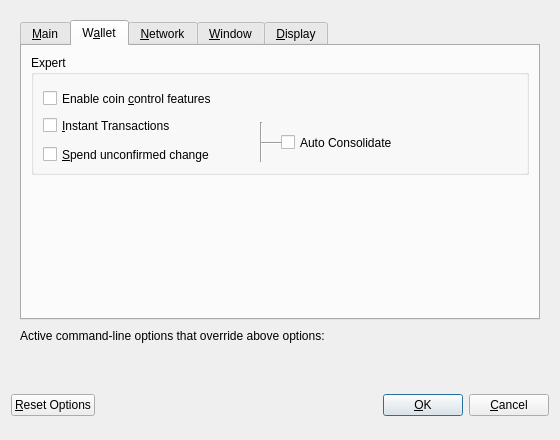
First picture: the form in src/qt/forms/optionsdialog.ui, repository DannyWhiteFix/NexaWallet, before the edit.
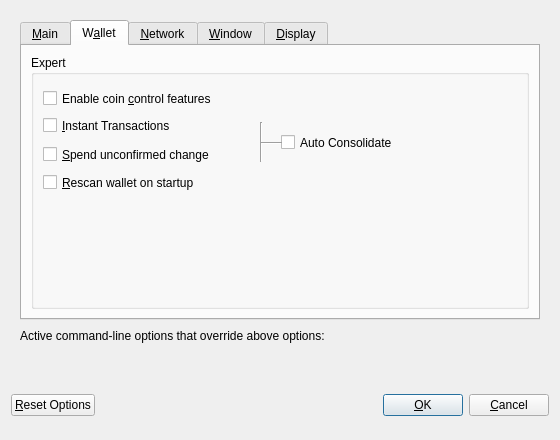
Second picture: the form after the edit. The open tabs and pages were chosen to show the change. Custom widgets are drawn as their Qt base class.

Commit message: Add Wallet Rescan option to QT options dialog

Diff of the .ui file:
```diff
--- a/src/qt/forms/optionsdialog.ui
+++ b/src/qt/forms/optionsdialog.ui
@@ -246,21 +246,21 @@
               <enum>Qt::Horizontal</enum>
              </property>
             </widget>
+            <widget class="QCheckBox" name="rescanOnStartup">
+             <property name="geometry">
+              <rect>
+               <x>12</x>
+               <y>116</y>
+               <width>211</width>
+               <height>23</height>
+              </rect>
+             </property>
+             <property name="text">
+              <string>&amp;Rescan wallet on startup</string>
+             </property>
+            </widget>
            </widget>
           </item>
-          <item>
-           <spacer name="verticalSpacer_Wallet">
-            <property name="orientation">
-             <enum>Qt::Vertical</enum>
-            </property>
-            <property name="sizeHint" stdset="0">
-             <size>
-              <width>20</width>
-              <height>40</height>
-             </size>
-            </property>
-           </spacer>
-          </item>
          </layout>
         </widget>
         <widget class="QWidget" name="tabNetwork">
```
Left out of the diff: 2 changed lines with no effect on the pictures. The commit also changes 3 other files.
